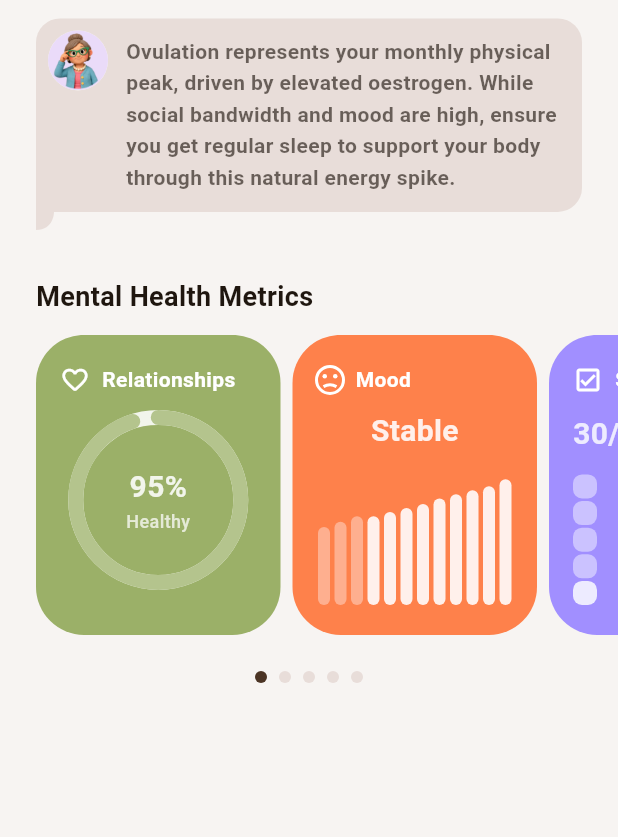
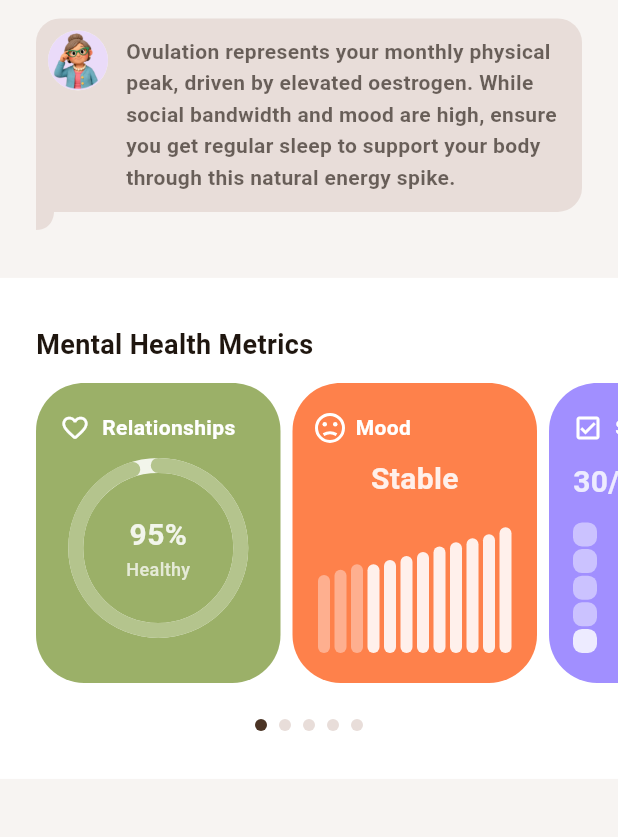
Before and after one commit to dsegelov123/Irma-App, a Flutter app: the DashboardView screen opened directly with empty values, scrolled down 534 dp, on a phone screen of 412 x 824 dp, the part 338-1175 px from its top. Run offline on Flutter 3.47's test engine with Material 3 defaults, Android fonts, the phone set to English and light mode, and no system bars; our stand-ins replace flutter_secure_storage, google_fonts, hive_flutter, local_auth; accounts and stored records are empty.

Commit message:
style: wrap metrics section in white background container with 32px padding

```diff
--- a/lib/views/dashboard_view.dart
+++ b/lib/views/dashboard_view.dart
@@ -228,6 +228,13 @@ class _DashboardViewState extends State<DashboardView> {
                   const SizedBox(height: IrmaSpacing.xl),
 
                   // ── Mental Health Metrics Section ─────────────────────
+                  Container(
+                    width: double.infinity,
+                    color: Colors.white,
+                    padding: const EdgeInsets.symmetric(vertical: 32.0),
+                    child: Column(
+                      crossAxisAlignment: CrossAxisAlignment.start,
+                      children: [
                         Padding(
                           padding: const EdgeInsets.symmetric(horizontal: IrmaSpacing.lg),
                           child: Text("Mental Health Metrics", style: IrmaTextStyles.labelXl.copyWith(color: IrmaColors.brown100)),
@@ -475,6 +482,9 @@ class _DashboardViewState extends State<DashboardView> {
                         ),
                       ),
                     ],
+                  ),
+                ],
+              ),
             ),
                   const SizedBox(height: IrmaSpacing.lg),
                 ],
```
Lines whose indentation alone changed are shown as unchanged.
